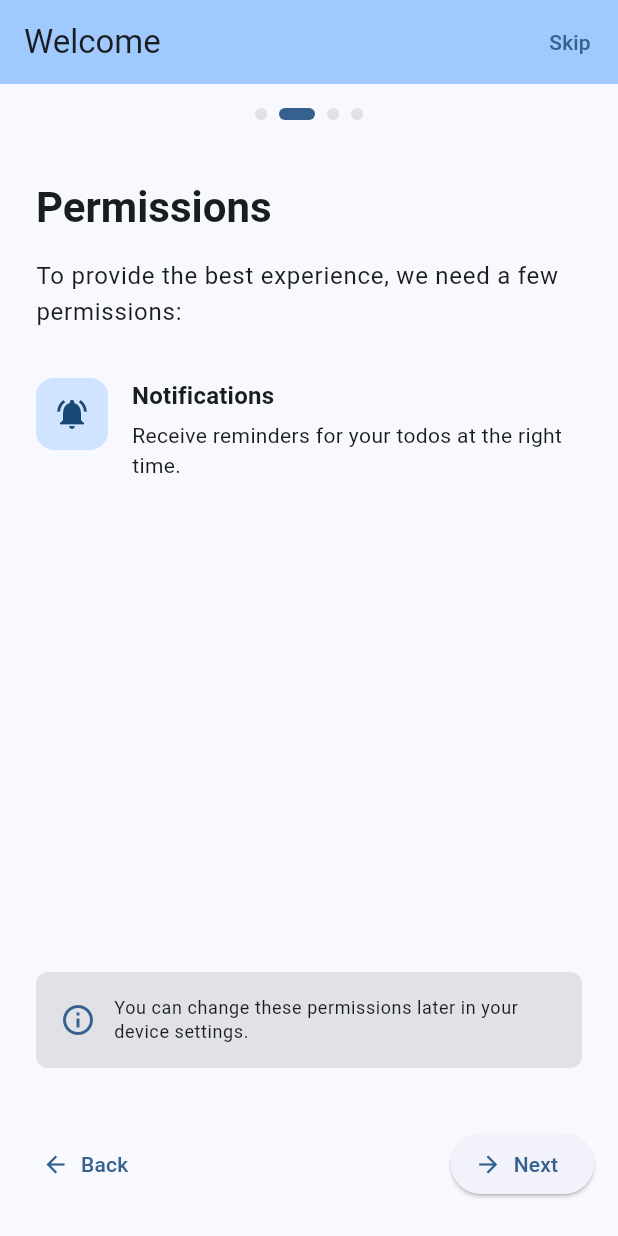
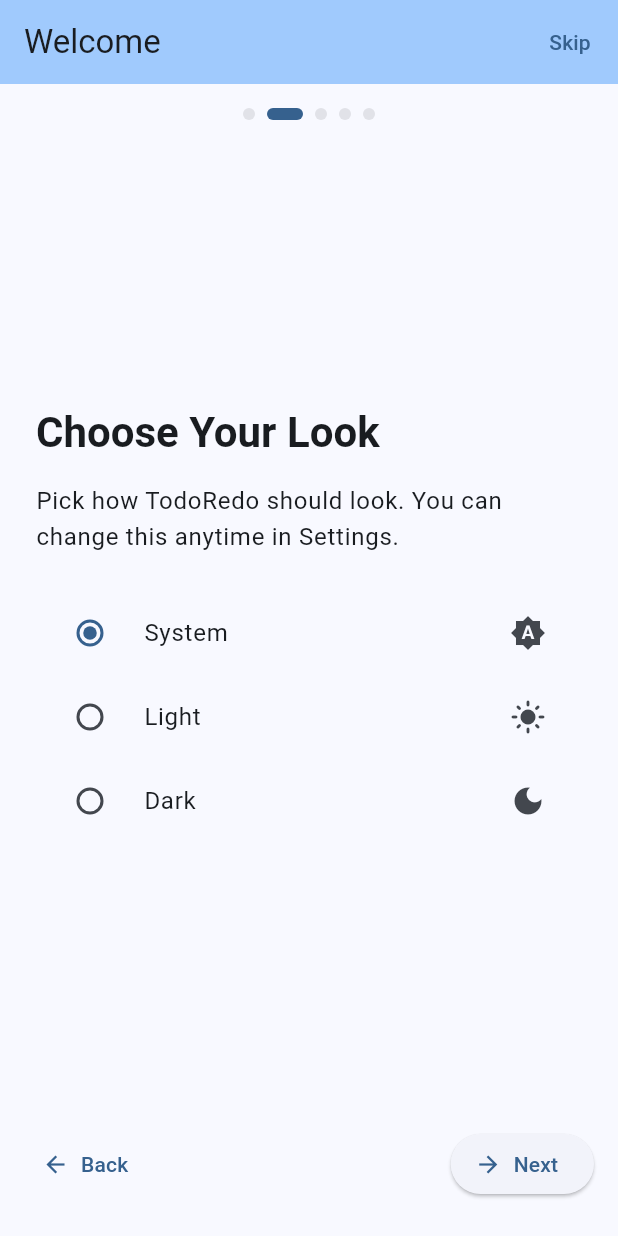
Before and after one commit to yaptb/iosapps, a Flutter app: the screen it shows after launch, after a tap on "Next", on a phone screen of 412 x 824 dp. Run offline on Flutter 3.47's test engine with Material 3 defaults, Android fonts, the phone set to English and light mode, and no system bars; our stand-ins replace drift, drift_flutter, flutter_local_notifications, flutter_riverpod, google_fonts, hive_ce_flutter and 6 more; accounts and stored records are empty; generated files the repository leaves out were written again.

Commit message:
todo redo improvements

```diff
--- /dev/null
+++ b/todoredo/todo_redo_flutter/lib/infrastructure/config/app_launch_tracker.dart
@@ -0,0 +1,25 @@
+import 'package:in_app_review/in_app_review.dart';
+import 'package:shared_preferences/shared_preferences.dart';
+
+/// Tracks app launches and prompts for a store review after the
+/// [_reviewThreshold]th launch, once, ever.
+class AppLaunchTracker {
+  static const _kLaunchCount = 'launch_count';
+  static const _kReviewRequested = 'review_requested';
+  static const _reviewThreshold = 7;
+
+  static Future<void> trackLaunchAndMaybeRequestReview() async {
+    final prefs = await SharedPreferences.getInstance();
+    final launchCount = (prefs.getInt(_kLaunchCount) ?? 0) + 1;
+    await prefs.setInt(_kLaunchCount, launchCount);
+
+    final alreadyRequested = prefs.getBool(_kReviewRequested) ?? false;
+    if (!alreadyRequested && launchCount >= _reviewThreshold) {
+      final review = InAppReview.instance;
+      if (await review.isAvailable()) {
+        await review.requestReview();
+      }
+      await prefs.setBool(_kReviewRequested, true);
+    }
+  }
+}
--- /dev/null
+++ b/todoredo/todo_redo_flutter/lib/infrastructure/config/theme_mode_controller.dart
@@ -0,0 +1,31 @@
+import 'package:flutter/material.dart';
+import 'package:flutter_riverpod/flutter_riverpod.dart';
+import 'package:shared_preferences/shared_preferences.dart';
+
+class ThemeModeController extends StateNotifier<ThemeMode> {
+  ThemeModeController() : super(ThemeMode.system) {
+    _load();
+  }
+
+  static const _key = 'theme_mode';
+
+  Future<void> _load() async {
+    final prefs = await SharedPreferences.getInstance();
+    final raw = prefs.getString(_key);
+    state = switch (raw) {
+      'light' => ThemeMode.light,
+      'dark' => ThemeMode.dark,
+      _ => ThemeMode.system,
+    };
+  }
+
+  Future<void> setThemeMode(ThemeMode mode) async {
+    state = mode;
+    final prefs = await SharedPreferences.getInstance();
+    await prefs.setString(_key, mode.name);
+  }
+}
+
+final themeModeProvider = StateNotifierProvider<ThemeModeController, ThemeMode>(
+  (ref) => ThemeModeController(),
+);
--- a/todoredo/todo_redo_flutter/lib/main.dart
+++ b/todoredo/todo_redo_flutter/lib/main.dart
@@ -2,7 +2,9 @@ import 'package:flutter/material.dart';
 import 'package:flutter_riverpod/flutter_riverpod.dart';
 import 'package:shared_preferences/shared_preferences.dart';
 import 'package:timezone/data/latest.dart' as tz;
+import 'infrastructure/config/app_launch_tracker.dart';
 import 'infrastructure/config/debug_config.dart';
+import 'infrastructure/config/theme_mode_controller.dart';
 import 'presentation/screens/onboarding/onboarding_screen.dart';
 import 'presentation/screens/todo_lists_screen.dart';
 
@@ -13,6 +15,8 @@ void main() async {
   // Initialize timezone database for notifications
   tz.initializeTimeZones();
 
+  await AppLaunchTracker.trackLaunchAndMaybeRequestReview();
+
   runApp(
     const ProviderScope(
       child: MyApp(),
@@ -20,17 +24,27 @@ void main() async {
   );
 }
 
-class MyApp extends StatelessWidget {
+class MyApp extends ConsumerWidget {
   const MyApp({super.key});
 
   @override
-  Widget build(BuildContext context) {
+  Widget build(BuildContext context, WidgetRef ref) {
+    final themeMode = ref.watch(themeModeProvider);
+
     return MaterialApp(
       title: 'TodoRedo',
       theme: ThemeData(
         colorScheme: ColorScheme.fromSeed(seedColor: Colors.blue),
         useMaterial3: true,
       ),
+      darkTheme: ThemeData(
+        colorScheme: ColorScheme.fromSeed(
+          seedColor: Colors.blue,
+          brightness: Brightness.dark,
+        ),
+        useMaterial3: true,
+      ),
+      themeMode: themeMode,
       home: const AppInitializer(),
       routes: {
         '/home': (context) => const TodoListsScreen(),
--- a/todoredo/todo_redo_flutter/lib/presentation/screens/onboarding/onboarding_screen.dart
+++ b/todoredo/todo_redo_flutter/lib/presentation/screens/onboarding/onboarding_screen.dart
@@ -1,6 +1,7 @@
 import 'package:flutter/material.dart';
 import 'package:shared_preferences/shared_preferences.dart';
 import 'pages/welcome_page.dart';
+import 'pages/theme_selection_page.dart';
 import 'pages/permissions_info_page.dart';
 import 'pages/permissions_request_page.dart';
 import 'pages/completion_page.dart';
@@ -20,7 +21,7 @@ class OnboardingScreen extends StatefulWidget {
 class _OnboardingScreenState extends State<OnboardingScreen> {
   final PageController _pageController = PageController();
   int _currentPage = 0;
-  static const int _totalPages = 4;
+  static const int _totalPages = 5;
 
   @override
   void dispose() {
@@ -121,6 +122,7 @@ class _OnboardingScreenState extends State<OnboardingScreen> {
               onPageChanged: _onPageChanged,
               children: [
                 WelcomePage(onNext: _nextPage),
+                ThemeSelectionPage(onNext: _nextPage),
                 PermissionsInfoPage(onNext: _nextPage),
                 PermissionsRequestPage(onNext: _nextPage),
                 CompletionPage(onComplete: _completeOnboarding),
--- a/todoredo/todo_redo_flutter/lib/presentation/screens/onboarding/pages/permissions_info_page.dart
+++ b/todoredo/todo_redo_flutter/lib/presentation/screens/onboarding/pages/permissions_info_page.dart
@@ -44,32 +44,6 @@ class PermissionsInfoPage extends StatelessWidget {
 
           // TODO: Add more permissions here if needed in the future
           // Example: Calendar, Contacts, etc.
-
-          const Spacer(),
-
-          // Info note
-          Container(
-            padding: const EdgeInsets.all(16),
-            decoration: BoxDecoration(
-              color: Theme.of(context).colorScheme.surfaceContainerHighest,
-              borderRadius: BorderRadius.circular(8),
-            ),
-            child: Row(
-              children: [
-                Icon(
-                  Icons.info_outline,
-                  color: Theme.of(context).colorScheme.primary,
-                ),
-                const SizedBox(width: 12),
-                Expanded(
-                  child: Text(
-                    'You can change these permissions later in your device settings.',
-                    style: Theme.of(context).textTheme.bodySmall,
-                  ),
-                ),
-              ],
-            ),
-          ),
         ],
       ),
     );
--- a/todoredo/todo_redo_flutter/lib/presentation/screens/onboarding/pages/permissions_request_page.dart
+++ b/todoredo/todo_redo_flutter/lib/presentation/screens/onboarding/pages/permissions_request_page.dart
@@ -122,6 +122,32 @@ class _PermissionsRequestPageState extends ConsumerState<PermissionsRequestPage>
               onPressed: widget.onNext,
               child: const Text('Skip for now'),
             ),
+
+          const Spacer(),
+
+          // Info note
+          Container(
+            padding: const EdgeInsets.all(16),
+            decoration: BoxDecoration(
+              color: Theme.of(context).colorScheme.surfaceContainerHighest,
+              borderRadius: BorderRadius.circular(8),
+            ),
+            child: Row(
+              children: [
+                Icon(
+                  Icons.info_outline,
+                  color: Theme.of(context).colorScheme.primary,
+                ),
+                const SizedBox(width: 12),
+                Expanded(
+                  child: Text(
+                    'You can change these permissions later in your device settings.',
+                    style: Theme.of(context).textTheme.bodySmall,
+                  ),
+                ),
+              ],
+            ),
+          ),
         ],
       ),
     );
--- /dev/null
+++ b/todoredo/todo_redo_flutter/lib/presentation/screens/onboarding/pages/theme_selection_page.dart
@@ -0,0 +1,50 @@
+import 'package:flutter/material.dart';
+import 'package:flutter_riverpod/flutter_riverpod.dart';
+import '../../../../infrastructure/config/theme_mode_controller.dart';
+import '../../../widgets/theme_mode_selector.dart';
+
+/// Theme selection page - Step 2 of onboarding
+///
+/// Lets the user pick their preferred appearance before continuing.
+class ThemeSelectionPage extends ConsumerWidget {
+  final VoidCallback onNext;
+
+  const ThemeSelectionPage({super.key, required this.onNext});
+
+  @override
+  Widget build(BuildContext context, WidgetRef ref) {
+    final themeMode = ref.watch(themeModeProvider);
+
+    return Padding(
+      padding: const EdgeInsets.all(24.0),
+      child: Column(
+        mainAxisAlignment: MainAxisAlignment.center,
+        crossAxisAlignment: CrossAxisAlignment.start,
+        children: [
+          // Title
+          Text(
+            'Choose Your Look',
+            style: Theme.of(context).textTheme.headlineMedium?.copyWith(
+                  fontWeight: FontWeight.bold,
+                ),
+          ),
+          const SizedBox(height: 16),
+
+          // Description
+          Text(
+            'Pick how TodoRedo should look. You can change this anytime in Settings.',
+            style: Theme.of(context).textTheme.bodyLarge,
+          ),
+          const SizedBox(height: 24),
+
+          ThemeModeSelector(
+            value: themeMode,
+            onChanged: (mode) {
+              ref.read(themeModeProvider.notifier).setThemeMode(mode);
+            },
+          ),
+        ],
+      ),
+    );
+  }
+}
--- /dev/null
+++ b/todoredo/todo_redo_flutter/lib/presentation/widgets/theme_mode_selector.dart
@@ -0,0 +1,40 @@
+import 'package:flutter/material.dart';
+
+class ThemeModeSelector extends StatelessWidget {
+  final ThemeMode value;
+  final ValueChanged<ThemeMode> onChanged;
+
+  const ThemeModeSelector({
+    super.key,
+    required this.value,
+    required this.onChanged,
+  });
+
+  @override
+  Widget build(BuildContext context) {
+    return RadioGroup<ThemeMode>(
+      groupValue: value,
+      onChanged: (mode) => onChanged(mode!),
+      child: const Column(
+        mainAxisSize: MainAxisSize.min,
+        children: [
+          RadioListTile<ThemeMode>(
+            value: ThemeMode.system,
+            secondary: Icon(Icons.brightness_auto),
+            title: Text('System'),
+          ),
+          RadioListTile<ThemeMode>(
+            value: ThemeMode.light,
+            secondary: Icon(Icons.light_mode),
+            title: Text('Light'),
+          ),
+          RadioListTile<ThemeMode>(
+            value: ThemeMode.dark,
+            secondary: Icon(Icons.dark_mode),
+            title: Text('Dark'),
+          ),
+        ],
+      ),
+    );
+  }
+}
--- a/todoredo/todo_redo_flutter/pubspec.yaml
+++ b/todoredo/todo_redo_flutter/pubspec.yaml
@@ -51,6 +51,8 @@ dependencies:
   intl: ^0.18.0
   shared_preferences: ^2.2.0
   package_info_plus: ^8.0.0
+  in_app_review: ^2.0.9
+  permission_handler: ^11.3.1
 
   # Notifications
   flutter_local_notifications: ^17.0.0
```
Also changed, not shown: todoredo/todo_redo_flutter/lib/infrastructure/notifications/local_notification_service.dart (+2 -6 lines), todoredo/todo_redo_flutter/lib/presentation/screens/notification_settings_screen.dart (added, +134 -0 lines), todoredo/todo_redo_flutter/lib/presentation/screens/settings_screen.dart (+38 -10 lines), todoredo/todo_redo_flutter/lib/presentation/screens/todo_list_form_screen.dart (+3 -24 lines), todoredo/todo_redo_flutter/lib/presentation/widgets/todo_list_item_widget.dart (+2 -13 lines), todoredo/todo_redo_flutter/lib/presentation/widgets/todo_list_options.dart (added, +44 -0 lines), 4 other files.
